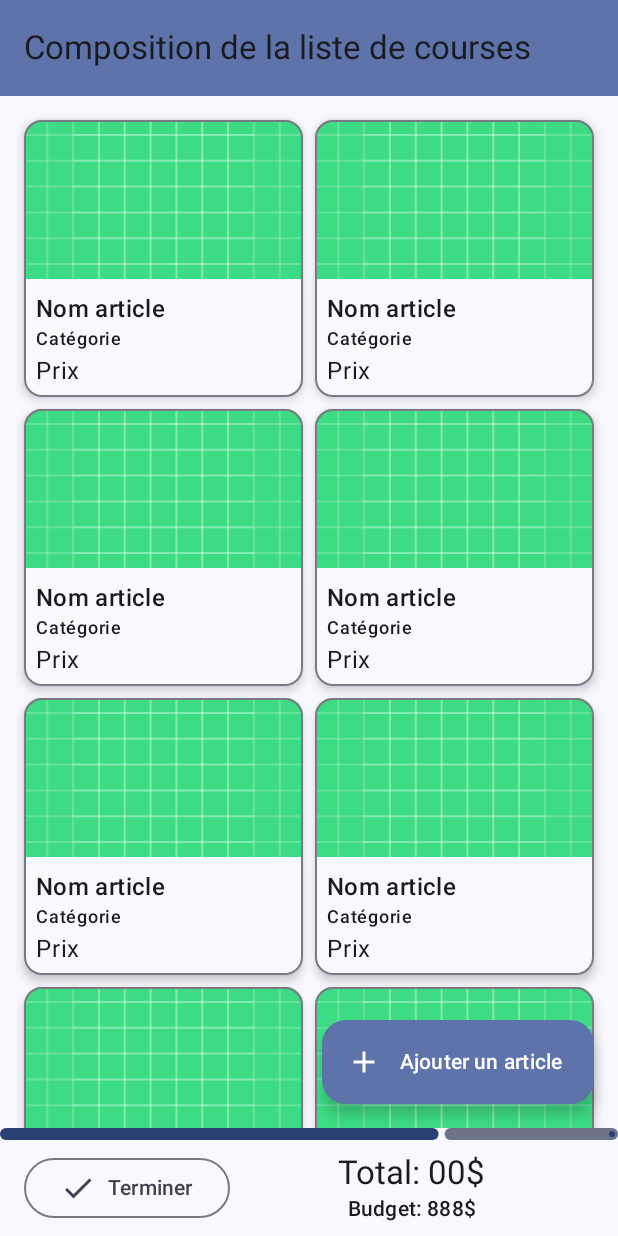
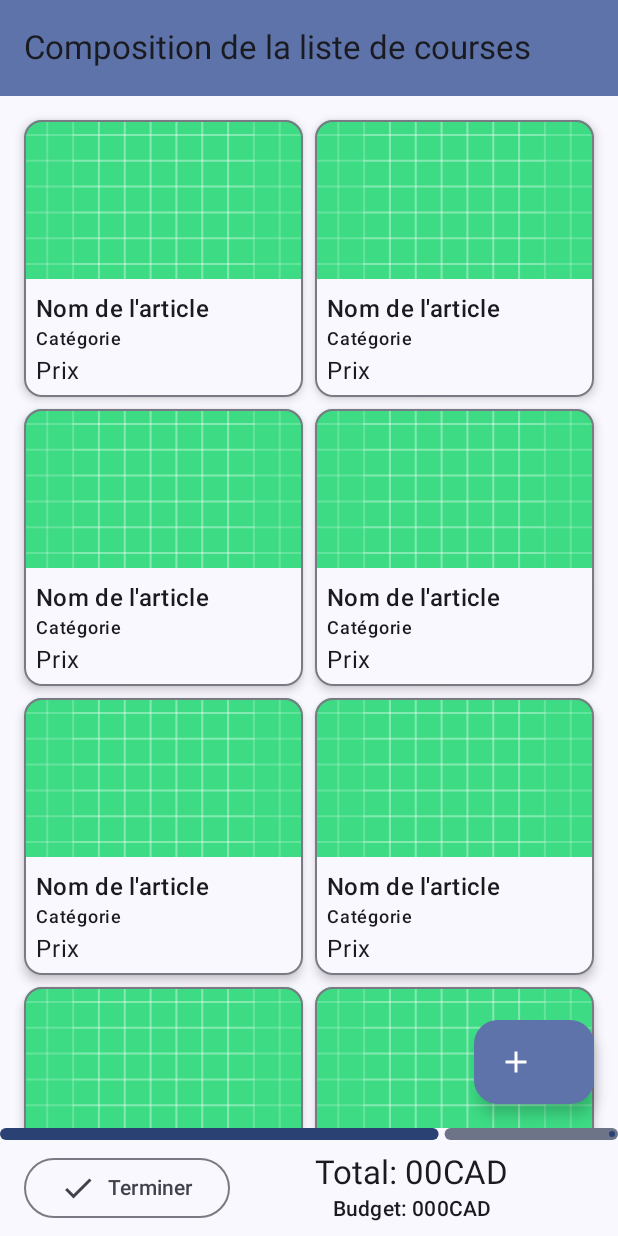
Before and after one commit to IDalb/ChaDal, an Android app built with Jetpack Compose: the ListCompositionScreen screen opened through its navigation route, on a phone screen of 412 x 824 dp. Run offline under Robolectric (Android 15) with nearby library versions, the phone set to English and light mode, and no system bars.

Commit message:
Convert hard-coded texts into text resources

```diff
--- a/app/src/main/java/ca/uqac/etu/jcid/chadal/ui/screens/ListCompositionScreen.kt
+++ b/app/src/main/java/ca/uqac/etu/jcid/chadal/ui/screens/ListCompositionScreen.kt
@@ -31,6 +31,7 @@ import androidx.compose.ui.Alignment
 import androidx.compose.ui.Modifier
 import androidx.compose.ui.layout.ContentScale
 import androidx.compose.ui.res.painterResource
+import androidx.compose.ui.res.stringResource
 import androidx.compose.ui.tooling.preview.Preview
 import androidx.compose.ui.unit.dp
 import ca.uqac.etu.jcid.chadal.R
@@ -46,7 +47,7 @@ fun ListCompositionScreen(
     Scaffold(
         topBar = {
             TopAppBar(
-                title = { Text("Composition de la liste de courses") },
+                title = { Text(stringResource(R.string.title_list_composition)) },
                 colors = TopAppBarDefaults.mediumTopAppBarColors(
                     containerColor = MaterialTheme.colorScheme.primaryContainer
                 ),
@@ -56,8 +57,8 @@ fun ListCompositionScreen(
         floatingActionButton = {
             ExtendedFloatingActionButton (
                 onClick = { onAddItemButtonClicked() },
-                icon = { Icon(Icons.Filled.Add, "Ajouter un article") },
-                text = { Text("Ajouter un article") }
+                icon = { Icon(Icons.Filled.Add, null) },
+                text = { stringResource(R.string.add_article) }
             )
         },
         bottomBar = {
@@ -77,18 +78,18 @@ fun ListCompositionScreen(
                             null,
                             modifier = Modifier.padding(0.dp, 0.dp, 8.dp, 0.dp)
                         )
-                        Text("Terminer")
+                        Text(stringResource(R.string.finish))
                     }
                     Column (
                         modifier = Modifier.weight(1f),
                         horizontalAlignment = Alignment.CenterHorizontally
                     ) {
                         Text(
-                            text = "Total: 00$",
+                            text = stringResource(R.string.total) + ": " + "00" + stringResource(R.string.currency_cad),
                             style = MaterialTheme.typography.titleLarge
                         )
                         Text(
-                            text = "Budget: 888$",
+                            text = stringResource(R.string.budget) + ": " + "000" + stringResource(R.string.currency_cad),
                             style = MaterialTheme.typography.titleSmall
                         )
                     }
@@ -126,9 +127,17 @@ fun ArticleCard(
                 modifier = Modifier.fillMaxWidth().aspectRatio(7f/4f)
             )
             Column(modifier = modifier.padding(8.dp)) {
-                Text("Nom article", style = MaterialTheme.typography.titleMedium)
-                Text("Catégorie", style = MaterialTheme.typography.labelMedium)
-                Text("Prix", style = MaterialTheme.typography.bodyLarge,
+                Text(
+                    text = stringResource(R.string.placeholder_article_name),
+                    style = MaterialTheme.typography.titleMedium
+                )
+                Text(
+                    text = stringResource(R.string.placeholder_category),
+                    style = MaterialTheme.typography.labelMedium
+                )
+                Text(
+                    text = stringResource(R.string.placeholder_price),
+                    style = MaterialTheme.typography.bodyLarge,
                     modifier = Modifier.padding(0.dp, 4.dp, 0.dp, 0.dp)
                 )
             }
--- a/app/src/main/res/values/strings.xml
+++ b/app/src/main/res/values/strings.xml
@@ -1,3 +1,16 @@
 <resources>
     <string name="app_name">ChaDal</string>
+    <string name="currency_cad">CAD</string>
+    <string name="currency_euro">€</string>
+
+    <string name="title_list_composition">Composition de la liste de courses</string>
+
+    <string name="add_article">Ajouter un article</string>
+    <string name="finish">Terminer</string>
+    <string name="total">Total</string>
+    <string name="budget">Budget</string>
+
+    <string name="placeholder_article_name">Nom de l\'article</string>
+    <string name="placeholder_category">Catégorie</string>
+    <string name="placeholder_price">Prix</string>
 </resources>
```
